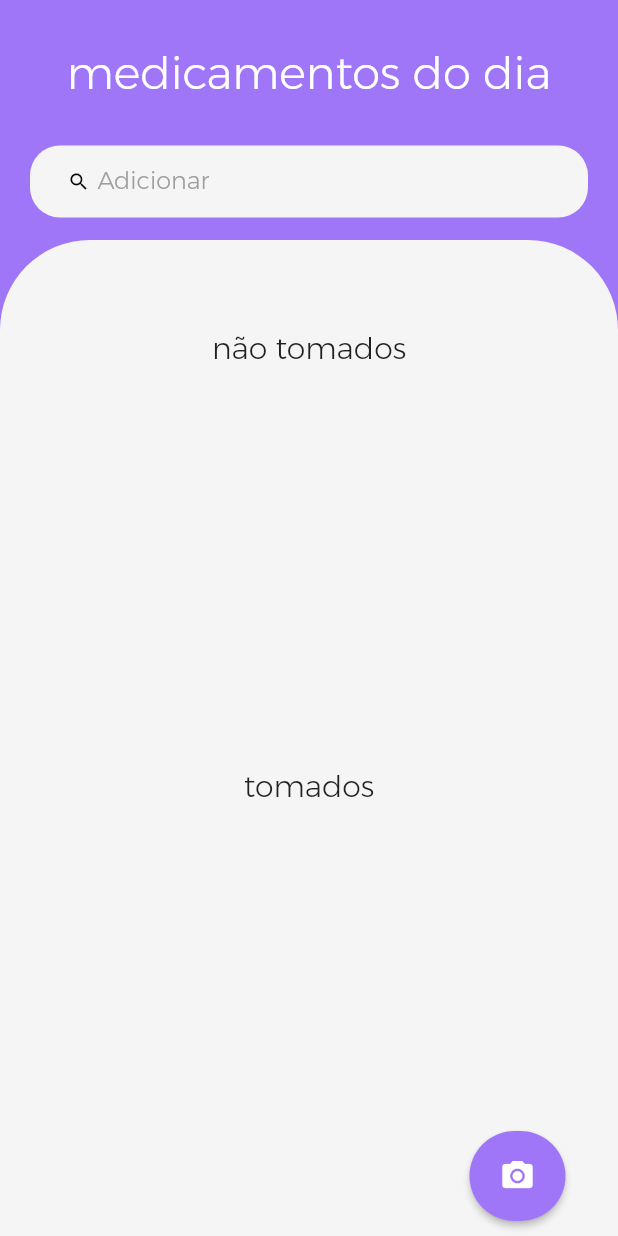
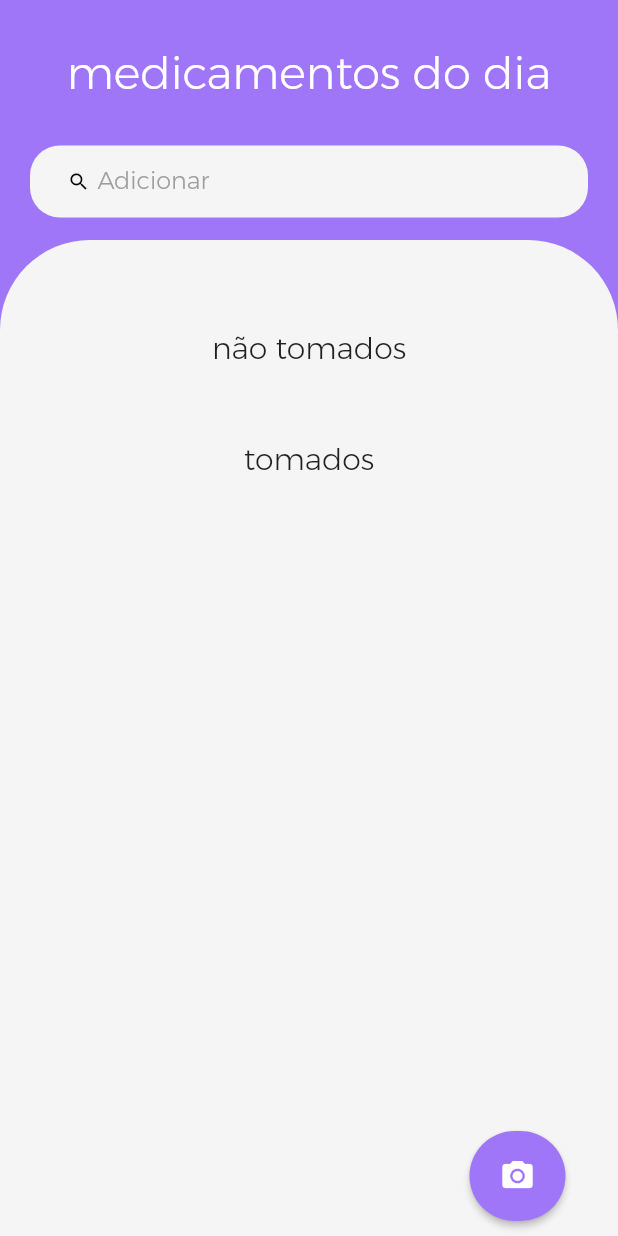
Before and after one commit to hunteradv/gmed, a Flutter app: the DrugListPage screen opened by its route, on a phone screen of 412 x 824 dp. Run offline on Flutter 3.47's test engine with Material 2 defaults, Android fonts, the light colour scheme and no system bars; drawn by our look-alikes of flutter_typeahead; our stand-ins replace cloud_firestore, firebase_auth, firebase_core; missing offline and left inert: autocomplete_textfield, dart:js, dart:js_interop; accounts and stored records are empty.

Commit message:
2023-10-09: ajustado listview e cadastro

```diff
--- a/lib/drugList.dart
+++ b/lib/drugList.dart
@@ -160,17 +160,16 @@ class DrugListPage extends StatelessWidget {
 
                       var drugs = snapshot.data!.docs;
 
-                      return Column(
-                        crossAxisAlignment: CrossAxisAlignment.center,
-                        mainAxisAlignment: MainAxisAlignment.start,
+                      return ListView(
+                        shrinkWrap: true,
                         children: [
-                          Expanded(
-                            child: Column(
+                          Column(
                             children: [
                               const Text("não tomados",
                                   style: TextStyle(fontSize: 20)),
                               ListView(
                                 shrinkWrap: true,
+                                physics: const NeverScrollableScrollPhysics(),
                                 children: drugs
                                     .where((drug) {
                                       bool taken = drug.data()['taken'];
@@ -181,21 +180,20 @@ class DrugListPage extends StatelessWidget {
                                               deleteDrug(drug.id, context),
                                           key: Key(drug.id),
                                           child: Card(
-                                              elevation: 5,
+                                            elevation: 2,
                                             shape: RoundedRectangleBorder(
                                               borderRadius:
                                                   BorderRadius.circular(12),
                                             ),
-                                              margin: const EdgeInsets.only(
-                                                  top: 20),
+                                            margin:
+                                                const EdgeInsets.only(top: 20),
                                             child: ListTile(
                                               onTap: () {},
-                                                title: Text(
-                                                    drug['name'].length <= 30
+                                              title: Text(drug['name'].length <=
+                                                      30
                                                   ? drug['name']
                                                   : drug['name']
-                                                                .substring(
-                                                                    0, 30) +
+                                                          .substring(0, 30) +
                                                       '...'),
                                               trailing: Checkbox(
                                                 onChanged: (bool? value) =>
@@ -209,14 +207,15 @@ class DrugListPage extends StatelessWidget {
                               ),
                             ],
                           ),
-                          ),
-                          Expanded(
-                            child: Column(
+                          const SizedBox(height: 50),
+                          Column(
                             children: [
                               const Text("tomados",
                                   style: TextStyle(fontSize: 20)),
                               ListView(
                                 shrinkWrap: true,
+                                physics:
+                                    const NeverScrollableScrollPhysics(), // Impede a rolagem desta lista
                                 children: drugs
                                     .where((drug) {
                                       bool taken = drug.data()['taken'];
@@ -227,34 +226,31 @@ class DrugListPage extends StatelessWidget {
                                               deleteDrug(drug.id, context),
                                           key: Key(drug.id),
                                           child: Card(
-                                              elevation: 5,
+                                            elevation: 2,
                                             shape: RoundedRectangleBorder(
                                               borderRadius:
                                                   BorderRadius.circular(12),
                                             ),
-                                              margin: const EdgeInsets.only(
-                                                  top: 20),
+                                            margin:
+                                                const EdgeInsets.only(top: 20),
                                             child: ListTile(
                                               onTap: () {},
-                                                title: Text(
-                                                    drug['name'].length <= 30
+                                              title: Text(drug['name'].length <=
+                                                      30
                                                   ? drug['name']
                                                   : drug['name']
-                                                                .substring(
-                                                                    0, 30) +
+                                                          .substring(0, 30) +
                                                       '...'),
                                               trailing: Checkbox(
-                                                  onChanged: (bool? value) =>
-                                                      {},
+                                                onChanged: (bool? value) => {},
                                                 value: drug["taken"],
                                               ),
                                             ),
                                           ),
                                         ))
                                     .toList(),
-                                )
+                              ),
                             ],
-                            ),
                           ),
                         ],
                       );
```
Also changed, not shown: lib/drugSchedulerConfig.dart (+23 -0 lines), lib/repository/drugSchedulerRepository.dart (+6 -3 lines). Lines whose indentation alone changed are shown as unchanged.
